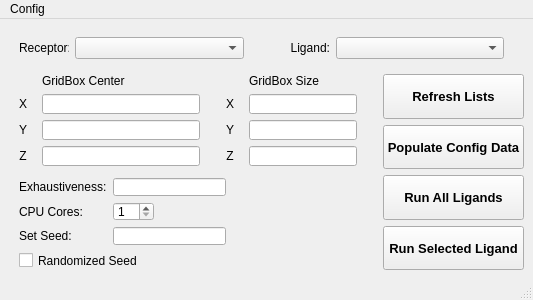
Above: vinaMainWindow.ui from tysciman7/VinaUI before the change. Below: the same form after it.
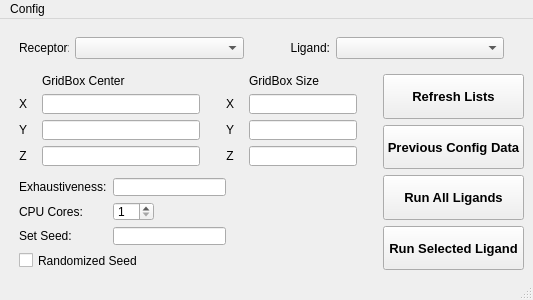
That is the form after the change.

Commit message: Fix Initialization with new data directory

What changed in the file:
```diff
--- a/vinaMainWindow.ui
+++ b/vinaMainWindow.ui
@@ -195,7 +195,7 @@
          <string>Populates fields with previous configuration data.</string>
         </property>
         <property name="text">
-         <string>Populate Config Data</string>
+         <string>Previous Config Data</string>
         </property>
        </widget>
       </item>
```
The commit also changes 1 other file.
